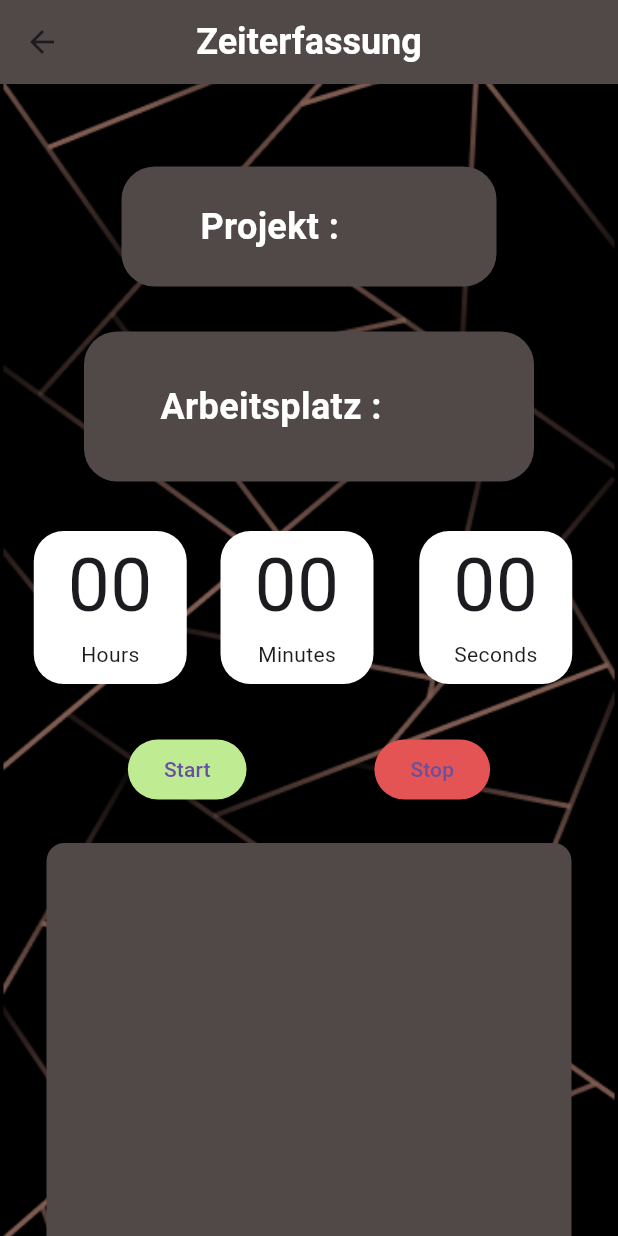
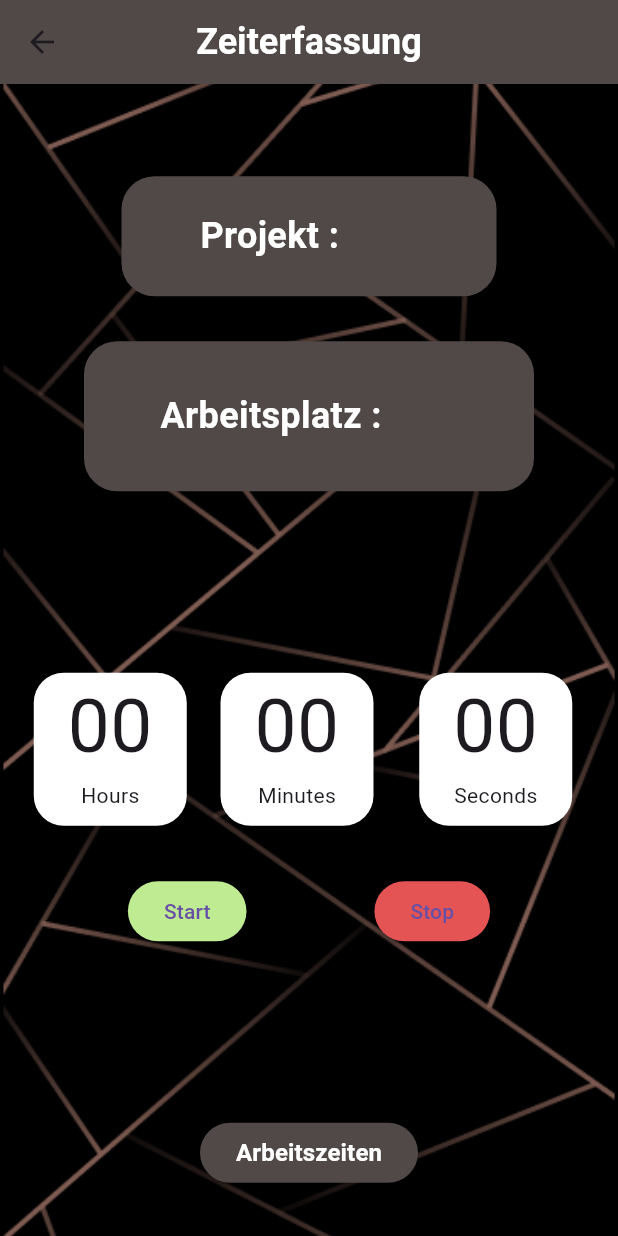
Before and after one commit to Daniel160879/Zeiterfassung-App, a Flutter app: the TimeRecordingScreen screen opened directly with empty values, on a phone screen of 412 x 824 dp. Run offline on Flutter 3.47's test engine with Material 3 defaults, Android fonts, the phone set to English and light mode, and no system bars; our stand-ins replace cloud_firestore, firebase_auth, firebase_core, image_picker, table_calendar; accounts and stored records are empty.

Commit message:
Timelist ready

```diff
--- a/lib/screens/time_tracking/time_tracking_screen/time_recording_screnn.dart
+++ b/lib/screens/time_tracking/time_tracking_screen/time_recording_screnn.dart
@@ -4,7 +4,7 @@ import 'package:meine_zeiterfassungs_app/screens/auth/repository/auth_repo.dart'
 import 'package:meine_zeiterfassungs_app/screens/time_tracking/projectScreen/data/project.dart';
 import 'package:meine_zeiterfassungs_app/screens/time_tracking/time_tracking_screen/itemModel/stop_watch.dart';
 import 'package:meine_zeiterfassungs_app/screens/time_tracking/time_tracking_screen/itemModel/pro_u_arbeitsplatz.dart';
-import 'package:meine_zeiterfassungs_app/screens/time_tracking/time_tracking_screen/itemModel/workingday_list.dart';
+import 'package:meine_zeiterfassungs_app/screens/time_tracking/time_tracking_screen/itemModel/time_list.dart';
 import 'package:meine_zeiterfassungs_app/screens/time_tracking/time_tracking_screen/repository/time_firebase_repository.dart';
 import 'package:meine_zeiterfassungs_app/screens/time_tracking/working_space_screen/data/workplace.dart';
 import 'package:provider/provider.dart';
@@ -22,9 +22,9 @@ class TimeRecordingScreen extends StatelessWidget {
 
   @override
   Widget build(BuildContext context) {
-    return ChangeNotifierProvider(
+    return ChangeNotifierProvider<TimerecordingProvider>(
       create: (context) => TimerecordingProvider(FirebaseTimeRepository(), AuthRepository(), project, workPlace),
-      child: Scaffold(
+      builder: (context, child) => Scaffold(
         appBar: AppBar(
           title: const Text('Zeiterfassung', style: myAppBarTextStyle),
           centerTitle: true,
@@ -33,27 +33,36 @@ class TimeRecordingScreen extends StatelessWidget {
         body: Container(
           decoration: myBoxdeco,
           child: Center(
-            child: ListView(children: [
-              Column(
+            child: Column(
+              mainAxisAlignment: MainAxisAlignment.spaceEvenly,
               children: [
-                  const SizedBox(
-                    height: 25,
-                  ),
                 TimeRecordingItem(project: project, workPlace: workPlace),
                 const SizedBox(
-                    height: 25,
+                  height: 50,
                 ),
                 StopWatch(
                   project: project,
                   workPlace: workPlace,
                 ),
                 const SizedBox(
-                    height: 25,
+                  height: 50,
                 ),
-                  const TimeList(),
+                ElevatedButton(
+                    style: const ButtonStyle(backgroundColor: WidgetStatePropertyAll(Color.fromARGB(255, 80, 73, 72))),
+                    onPressed: () {
+                      final myModel = context.read<TimerecordingProvider>();
+                      Navigator.push(
+                          context,
+                          MaterialPageRoute(
+                              builder: (context) =>
+                                  ChangeNotifierProvider.value(value: myModel, child: const TimeList())));
+                    },
+                    child: const Text(
+                      'Arbeitszeiten',
+                      style: myTextStyle,
+                    ))
               ],
             ),
-            ]),
           ),
         ),
       ),
```
Lines whose indentation alone changed are shown as unchanged.
